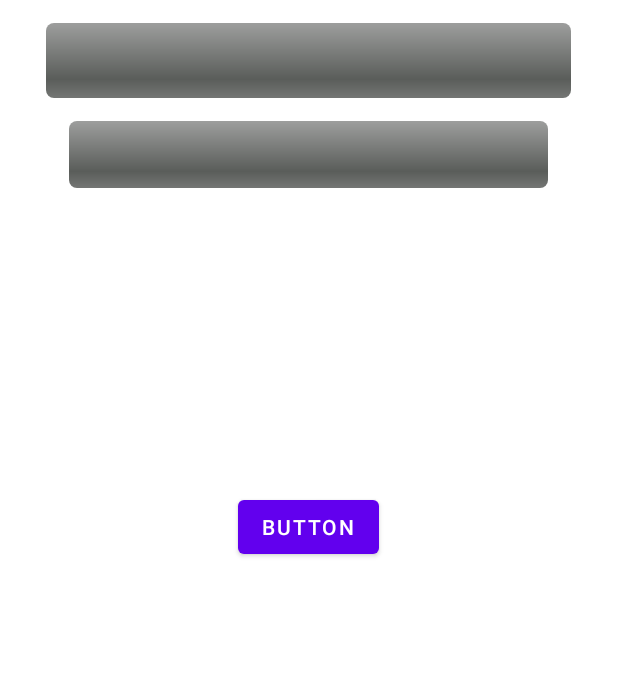
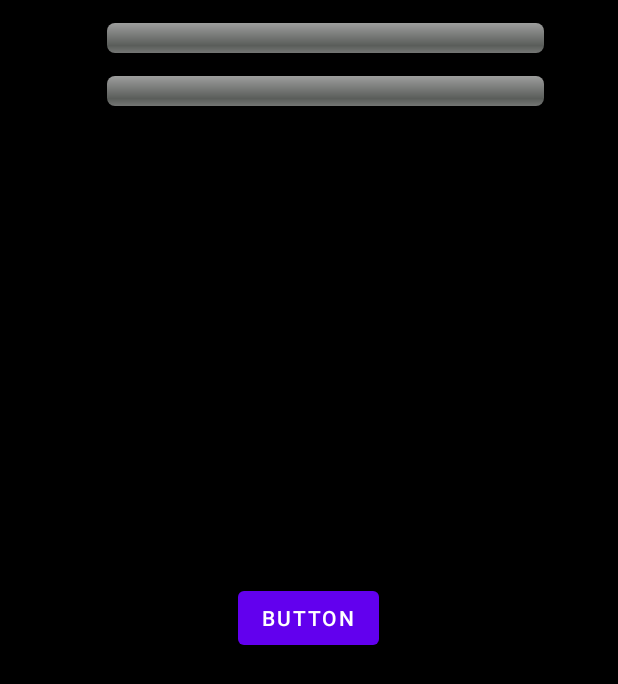
Before and after one commit to liyiyiagzj/LackVirtueRepairer, an Android app: the layout activity_fullscreen.xml on its own in the app's theme, with its tools: preview values and no code run, on a phone screen of 412 x 824 dp. Shown: the top 684 px of the screen. Run offline under Robolectric (Android 15) with nearby library versions, the phone set to English and light mode, and no system bars.

Commit message:
更新 文本

```diff
--- a/app/build.gradle
+++ b/app/build.gradle
@@ -10,8 +10,8 @@ android {
         applicationId "com.liyiyi.lackvirtuerepairer"
         minSdk 29
         targetSdk 32
-        versionCode 1
-        versionName "1.0"
+        versionCode 15
+        versionName '1.001'
 
         testInstrumentationRunner "androidx.test.runner.AndroidJUnitRunner"
     }
--- a/app/src/main/java/com/liyiyi/lackvirtuerepairer/FullscreenActivity.java
+++ b/app/src/main/java/com/liyiyi/lackvirtuerepairer/FullscreenActivity.java
@@ -1,19 +1,9 @@
 package com.liyiyi.lackvirtuerepairer;
 
-import android.annotation.SuppressLint;
-
-import androidx.appcompat.app.ActionBar;
 import androidx.appcompat.app.AppCompatActivity;
 
-import android.app.AlertDialog;
-import android.content.DialogInterface;
-import android.os.Build;
 import android.os.Bundle;
-import android.os.Handler;
-import android.os.Looper;
-import android.view.MotionEvent;
 import android.view.View;
-import android.view.WindowInsets;
 import android.widget.ProgressBar;
 
 import com.liyiyi.lackvirtuerepairer.databinding.ActivityFullscreenBinding;
@@ -23,21 +13,21 @@ import com.liyiyi.lackvirtuerepairer.databinding.ActivityFullscreenBinding;
  */
 public class FullscreenActivity extends AppCompatActivity {
 
-    private ProgressBar MaxGongDeBarVar;
-    private ProgressBar MinGongDeBarVar;
+    private ProgressBar GongDeValueBar;
+    private ProgressBar PietyValueBar;
 
     @Override
     protected void onCreate(Bundle savedInstanceState) {
         super.onCreate(savedInstanceState);
         setContentView(R.layout.activity_fullscreen);
 
-        MaxGongDeBarVar =findViewById(R.id.MaxGongDeBar);
-        MinGongDeBarVar =findViewById(R.id.MinGongDeBar);
+        GongDeValueBar =findViewById(R.id.GongDeValue);
+        PietyValueBar =findViewById(R.id.PietyValue);
     }
 
     public void TestButtonA(View view) {
-        int varint=MaxGongDeBarVar.getProgress();
+        int varint=GongDeValueBar.getProgress();
         varint += 10;
-        MaxGongDeBarVar.setProgress(varint);
+        GongDeValueBar.setProgress(varint);
     }
 }
--- a/app/src/main/res/layout/activity_fullscreen.xml
+++ b/app/src/main/res/layout/activity_fullscreen.xml
@@ -1,34 +1,82 @@
 <?xml version="1.0" encoding="utf-8"?>
+
 <RelativeLayout xmlns:android="http://schemas.android.com/apk/res/android"
+    xmlns:app="http://schemas.android.com/apk/res-auto"
     android:layout_width="match_parent"
-    android:layout_height="match_parent">
+    android:layout_height="match_parent"
+    xmlns:tools="http://schemas.android.com/tools">
+
+    <ImageView
+        android:id="@+id/imageView"
+        android:layout_width="match_parent"
+        android:layout_height="match_parent"
+        app:srcCompat="@android:drawable/screen_background_dark"
+        tools:ignore="ContentDescription"/>
 
     <RelativeLayout
         android:id="@+id/ReLayA"
-        android:layout_width="350dp"
-        android:layout_height="125dp"
+        android:layout_width="400dp"
+        android:layout_height="wrap_content"
         android:layout_centerHorizontal="true"
-        android:layout_margin="15dp">
+        android:layout_marginStart="15dp"
+        android:layout_marginTop="15dp"
+        android:layout_marginEnd="15dp"
+        android:layout_marginBottom="15dp">
+
+        <TextView
+            android:id="@+id/GongDeValueText"
+            android:text="@string/text_gongdevalue"
+            android:layout_width="wrap_content"
+            android:layout_height="20dp"/>
 
         <ProgressBar
-            android:id="@+id/MaxGongDeBar"
+            android:id="@+id/GongDeValue"
+            android:layout_toEndOf="@id/GongDeValueText"
+            android:layout_marginStart="10dp"
+            android:layout_toStartOf="@id/GongDeValueVal"
             style="@android:style/Widget.ProgressBar.Horizontal"
             android:layout_width="match_parent"
-            android:layout_height="50dp"
-            android:layout_centerHorizontal="true"
+            android:layout_height="20dp"
+            android:max="100"/>
+
+        <TextView
+            android:id="@+id/GongDeValueVal"
+            android:text="321"
+            android:layout_alignParentEnd="true"
+            android:layout_marginStart="10dp"
+            android:layout_width="wrap_content"
+            android:layout_height="20dp"/>
+
+
+        <TextView
+            android:text="@string/text_pietyvalue"
+            android:id="@+id/PietyValueText"
+            android:layout_below="@id/GongDeValueText"
+            android:layout_marginTop="15dp"
+            android:layout_width="wrap_content"
+            android:layout_height="20dp"/>
+
+        <ProgressBar
+            android:id="@+id/PietyValue"
+            style="@android:style/Widget.ProgressBar.Horizontal"
+            android:layout_toEndOf="@id/PietyValueText"
+            android:layout_toStartOf="@id/PietyValueVal"
+            android:layout_marginStart="10dp"
+            android:layout_width="match_parent"
+            android:layout_height="20dp"
+            android:layout_below="@+id/GongDeValue"
+            android:layout_marginTop="15dp"
             android:max="100" />
 
-        <ProgressBar
-            android:id="@+id/MinGongDeBar"
-            style="@android:style/Widget.ProgressBar.Horizontal"
-            android:layout_width="match_parent"
-            android:layout_height="50dp"
-            android:layout_below="@+id/MaxGongDeBar"
-            android:layout_marginStart="15dp"
+        <TextView
+            android:text="321"
+            android:id="@+id/PietyValueVal"
+            android:layout_below="@id/GongDeValueVal"
             android:layout_marginTop="15dp"
-            android:layout_marginEnd="15dp"
-            android:layout_marginBottom="15dp"
-            android:max="100" />
+            android:layout_marginStart="10dp"
+            android:layout_alignParentEnd="true"
+            android:layout_width="wrap_content"
+            android:layout_height="20dp"/>
 
     </RelativeLayout>
 
@@ -37,10 +85,7 @@
         android:onClick="TestButtonA"
         android:layout_width="wrap_content"
         android:layout_height="wrap_content"
-        android:layout_below="@+id/ReLayA"
-        android:layout_alignParentEnd="true"
-        android:layout_marginTop="171dp"
-        android:layout_marginEnd="159dp"
+        android:layout_centerInParent="true"
         android:text="Button" />
 
 
--- a/app/src/main/res/values/strings.xml
+++ b/app/src/main/res/values/strings.xml
@@ -1,5 +1,5 @@
 <resources>
     <string name="app_name">LackVirtueRepairer</string>
-    <string name="dummy_button">Dummy Button</string>
-    <string name="dummy_content">DUMMY\nCONTENT</string>
+    <string name="text_gongdevalue">功德值:</string>
+    <string name="text_pietyvalue">虔诚值:</string>
 </resources>
```
Also changed, not shown: app/src/main/res/values/themes.xml (+5 -5 lines), 1 other file.
